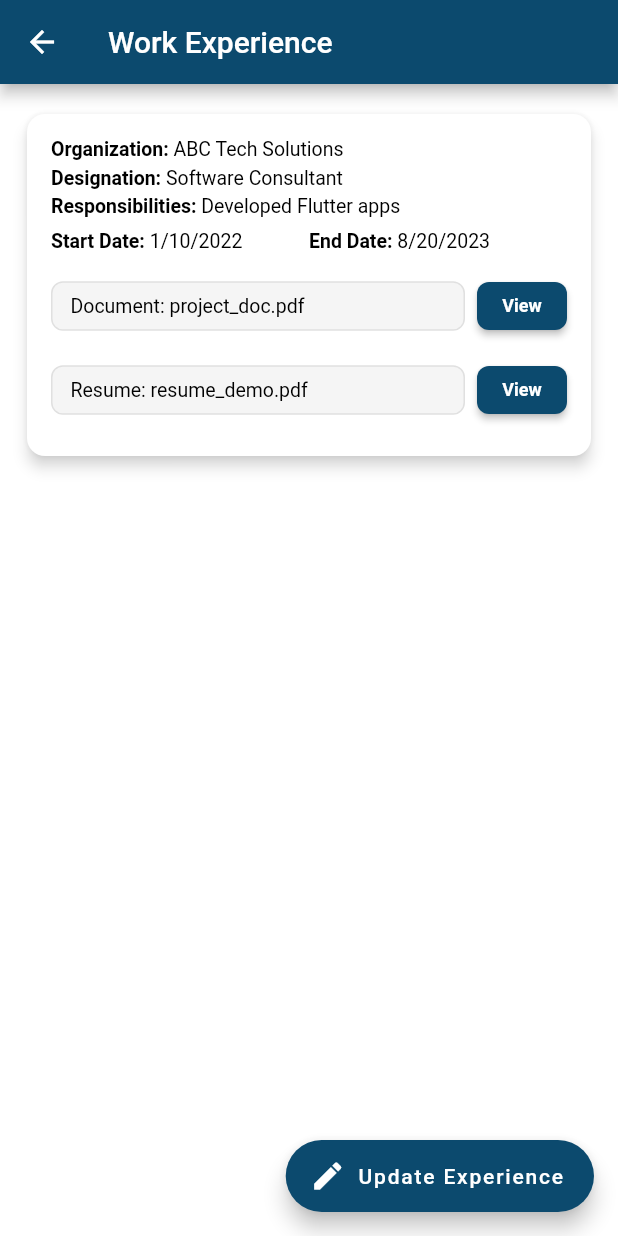
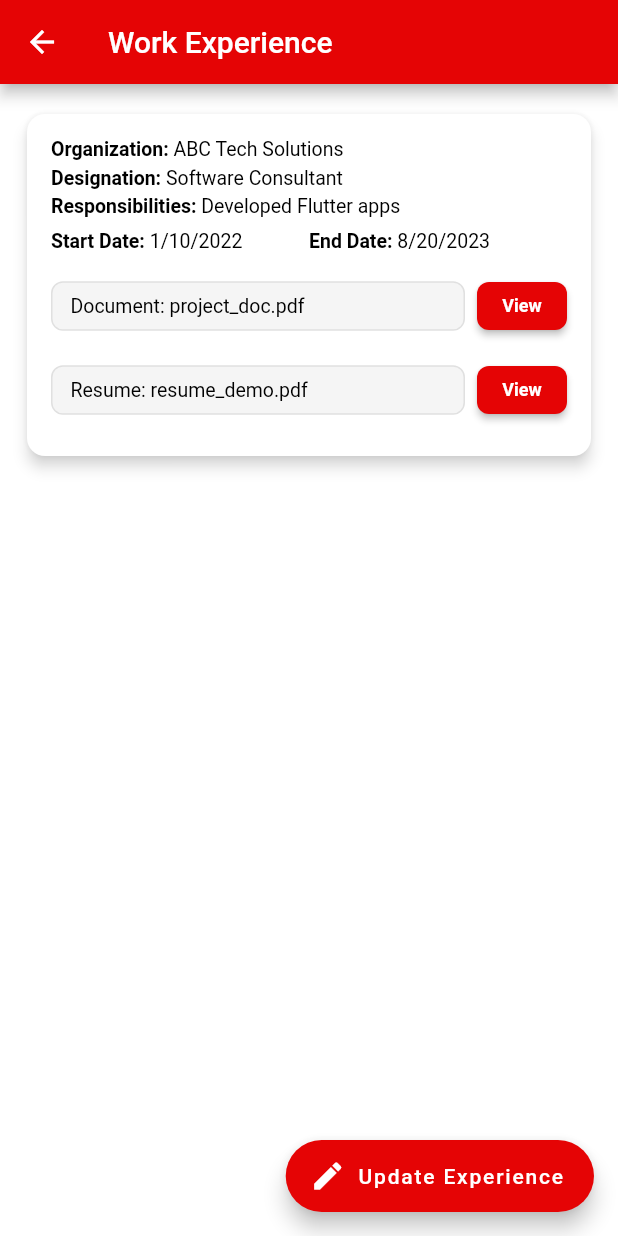
Before and after one commit to Md-Junaead/eduwise, a Flutter app: the screen it shows after launch, after a tap on the "school" icon, after a tap on "Work Experience", on a phone screen of 412 x 824 dp. Run offline on Flutter 3.47's test engine with Material 3 defaults, Android fonts, the light colour scheme and no system bars; our stand-ins replace cached_network_image, carousel_slider, country_picker, file_picker, get; missing offline and left inert: country_flags; network calls fail.

Commit message:
Colors Update

```diff
--- a/lib/configs/constants/colors.dart
+++ b/lib/configs/constants/colors.dart
@@ -2,9 +2,11 @@
 
 class TColors {
   // App theme colors (updated with your codes)
-  static const Color primary = Color(0xFF0C4A6E); // rgb(12, 74, 110)
-  static const Color secondary = Color(0xFF0C4A6E); // rgb(229, 4, 5)
-  // static const Color secondary = Color(0xFFE50405); // rgb(229, 4, 5)
+  static const Color primary = Color(0xFF0C4A6E); // Dark teal-blue
+  static const Color primaryLight = Color(0xFF60A5FA); // Light sky-blue shade
+
+  // static const Color secondary = Color(0xFF0C4A6E); // rgb(229, 4, 5)
+  static const Color secondary = Color(0xFFE50405); // rgb(229, 4, 5)
   static const Color secondaryLight = Color(
     0x990C4A6E,
   ); // rgba(12, 74, 110, 0.586)
--- a/lib/screens/default/all-consultant/all_consultant_card.dart
+++ b/lib/screens/default/all-consultant/all_consultant_card.dart
@@ -92,14 +92,14 @@
             // ✅ Rating + Patient Stories row
             Row(
               children: [
-                const Icon(Icons.thumb_up, size: 16, color: TColors.primary),
+                const Icon(Icons.thumb_up, size: 16, color: TColors.secondary),
                 const SizedBox(width: 4),
                 Text(
                   "${(c.rating * 20).toStringAsFixed(0)}%", // Example: rating 4.5 → 90%
                   style: const TextStyle(fontSize: 12),
                 ),
                 const SizedBox(width: 12),
-                const Icon(Icons.people, size: 16, color: Colors.grey),
+                const Icon(Icons.people, size: 16, color: TColors.secondary),
                 const SizedBox(width: 4),
                 Text(
                   "${c.experience.length * 10} Patient Stories", // Example logic
@@ -134,7 +134,7 @@
                 ),
                 ElevatedButton(
                   style: ElevatedButton.styleFrom(
-                    backgroundColor: TColors.secondary,
+                    backgroundColor: TColors.primary,
                     shape: RoundedRectangleBorder(
                       borderRadius: BorderRadius.circular(10),
                     ),
--- a/lib/screens/default/home/widget/top_section.dart
+++ b/lib/screens/default/home/widget/top_section.dart
@@ -1,3 +1,4 @@
+import 'package:eduwise/configs/constants/colors.dart';
 import 'package:flutter/material.dart';
 import 'package:cached_network_image/cached_network_image.dart';
 
@@ -11,7 +12,8 @@
       padding: const EdgeInsets.symmetric(horizontal: 20, vertical: 80),
       decoration: const BoxDecoration(
         gradient: LinearGradient(
-          colors: [Color(0xFFE50405), Color(0xFF7A1C1C)],
+          colors: [TColors.primary, TColors.primaryLight],
+          // colors: [Color(0xFFE50405), Color(0xFF7A1C1C)],
           begin: Alignment.topLeft,
           end: Alignment.bottomRight,
         ),
--- a/lib/widget/appbar.dart
+++ b/lib/widget/appbar.dart
@@ -17,7 +17,7 @@
   @override
   Widget build(BuildContext context) {
     return AppBar(
-      backgroundColor: TColors.secondary, // 🔴 Red header background
+      backgroundColor: TColors.primary, // 🔴 Red header background
       elevation: 2,
       centerTitle: false,
       titleSpacing: 0,
```
